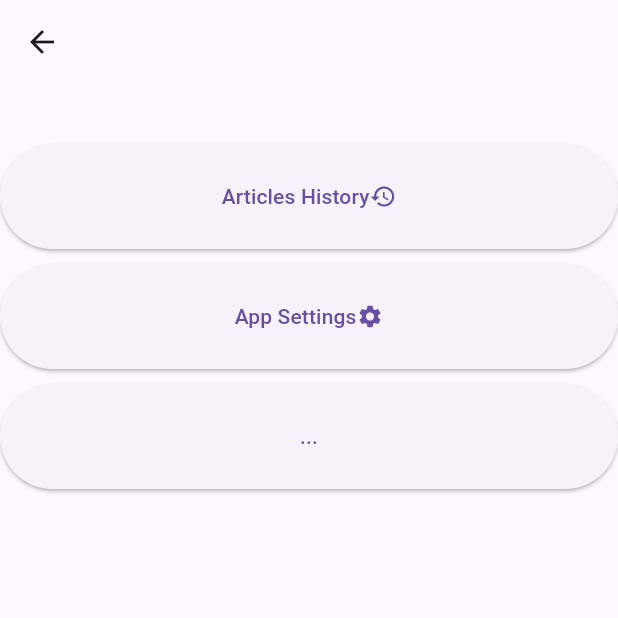
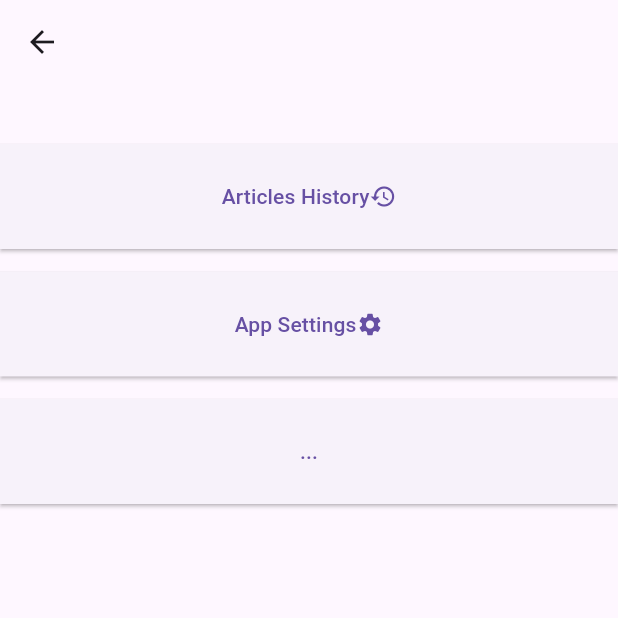
Before and after one commit to axelhallsenius/hercules, a Flutter app: the screen it shows after launch, item 3 of the bottom bar chosen, after a tap on the "menu" icon, on a phone screen of 412 x 824 dp, the top half of it. Run offline on Flutter 3.47's test engine with Material 3 defaults, Android fonts, the phone set to English and light mode, and no system bars; our stand-ins replace sqflite; accounts and stored records are empty.

Commit message:
Refactor button styles and spacing in multiple files

```diff
--- a/lib/elements/custom_elevated_button.dart
+++ b/lib/elements/custom_elevated_button.dart
@@ -12,8 +12,16 @@ class CustomElevatedButton extends StatelessWidget {
   Widget build(BuildContext context) {
     return ElevatedButton(
       onPressed: onPressed,
+      style: ButtonStyle(
+        shape: MaterialStateProperty.all<RoundedRectangleBorder>(
+          RoundedRectangleBorder(
+            borderRadius: BorderRadius.zero,
+          ),
+        ),
+      ),
       child: SizedBox(
         height: 70,
+        width: 320,
         child: Row(
           mainAxisAlignment: MainAxisAlignment.center,
           children: <Widget>[
--- a/lib/pages/bookmarked_page.dart
+++ b/lib/pages/bookmarked_page.dart
@@ -20,22 +20,22 @@ class BookmarkedPage extends StatelessWidget {
                 text: 'Article 1',
                 onPressed: () {},
               ),
-              SizedBox(height: 10),
+              SizedBox(height: 15),
               CustomElevatedButton(
                 text: 'Article 2',
                 onPressed: () {},
               ),
-              SizedBox(height: 10),
+              SizedBox(height: 15),
               CustomElevatedButton(
                 text: 'Article 3',
                 onPressed: () {},
               ),
-              SizedBox(height: 10),
+              SizedBox(height: 15),
               CustomElevatedButton(
                 text: '...',
                 onPressed: () {},
               ),
-              SizedBox(height: 10),
+              SizedBox(height: 15),
             ],
           ),
         ],
--- a/lib/pages/burger_menu.dart
+++ b/lib/pages/burger_menu.dart
@@ -38,7 +38,7 @@ class BurgerMenu extends StatelessWidget {
                   );
                 },
               ),
-              SizedBox(height: 10),
+              SizedBox(height: 15),
               CustomElevatedButton(
                 text: 'App Settings',
                 icon: Icons.settings,
@@ -49,12 +49,12 @@ class BurgerMenu extends StatelessWidget {
                   );
                 },
               ),
-              SizedBox(height: 10),
+              SizedBox(height: 15),
               CustomElevatedButton(
                 text: '...',
                 onPressed: () {},
               ),
-              SizedBox(height: 10),
+              SizedBox(height: 15),
             ],
           ),
         ],
--- a/lib/pages/collection_article_page.dart
+++ b/lib/pages/collection_article_page.dart
@@ -132,7 +132,7 @@ class CollectionArticlePageState extends State<CollectionArticlePage> {
                                           text: name,
                                           onPressed: () {},
                                         ),
-                                        SizedBox(height: 10),
+                                        SizedBox(height: 15),
                                       ],
                                     ))
                                 .toList() ??
--- a/lib/pages/collections_page.dart
+++ b/lib/pages/collections_page.dart
@@ -121,7 +121,7 @@ class CollectionsPageState extends State<CollectionsPage> {
                                       );
                                     },
                                   ),
-                                  SizedBox(height: 10),
+                                  SizedBox(height: 15),
                                 ],
                               ))
                           .toList() ??
```
